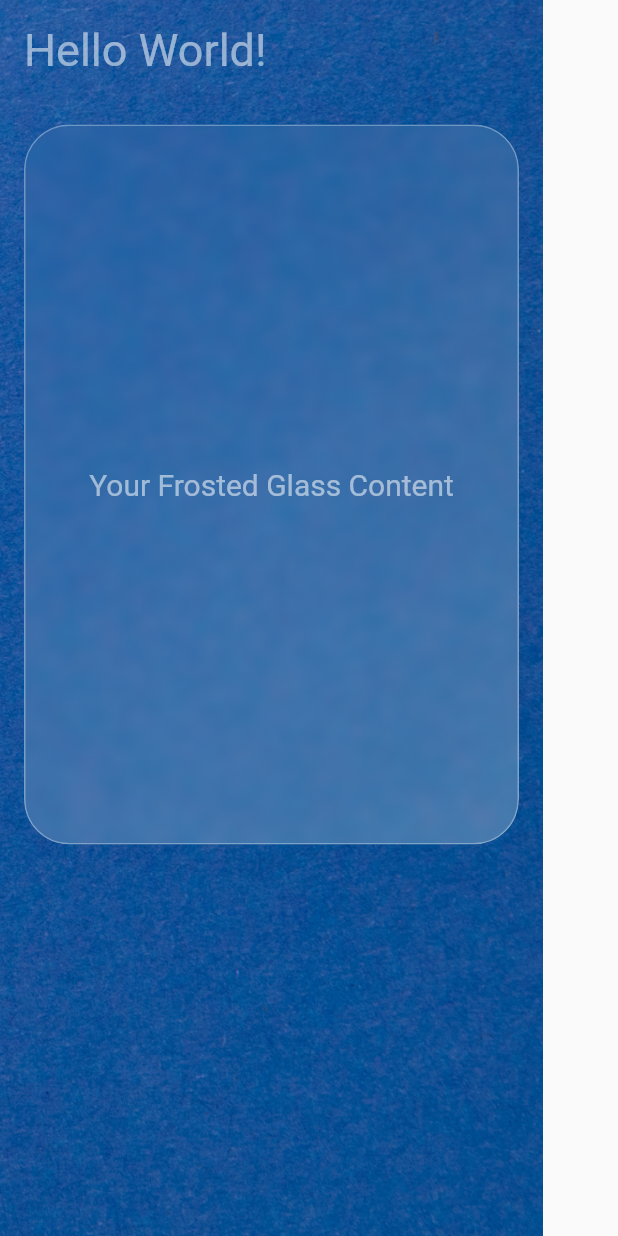
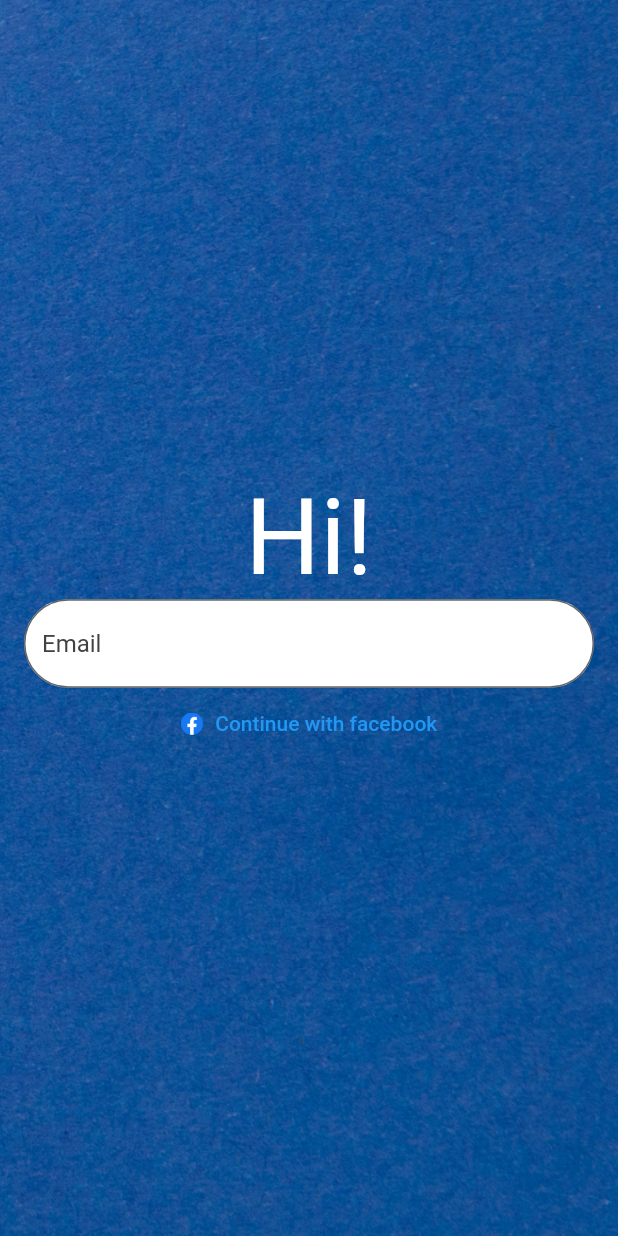
Before and after one commit to RusithHansana/Happening-Mobile-App, a Flutter app: the screen it shows after launch, on a phone screen of 412 x 824 dp. Run offline on Flutter 3.47's test engine with Material 2 defaults, Android fonts, the phone set to English and light mode, and no system bars.

Commit message:
Changed Everything.
recreated page and added email text field and a button

```diff
--- a/happening_app/login_pages/lib/components/frostedglass.dart
+++ /dev/null
@@ -1,56 +0,0 @@
-import 'package:flutter/material.dart';
-import 'dart:ui';
-
-class FrostedGlassBox extends StatelessWidget {
-  const FrostedGlassBox({
-    Key? key,
-    required this.theWidth,
-    required this.theHeight,
-    required this.theChild,
-  }) : super(key: key);
-
-  final theWidth;
-  final theHeight;
-  final theChild;
-
-  @override
-  Widget build(BuildContext context) {
-    return ClipRRect(
-      borderRadius: BorderRadius.circular(30),
-      child: Container(
-        width: theWidth,
-        height: theHeight,
-        color: Colors.transparent,
-        child: Stack(
-          children: [
-            //Blur
-            BackdropFilter(
-              filter: ImageFilter.blur(
-                sigmaX: 4.0,
-                sigmaY: 4.0,
-              ),
-              child: Container(),
-            ),
-            //gradient
-            Container(
-              decoration: BoxDecoration(
-                borderRadius: BorderRadius.circular(30),
-                border: Border.all(color: Color.fromARGB(82, 255, 255, 255)),
-                gradient: LinearGradient(
-                  begin: Alignment.topLeft,
-                  end: Alignment.bottomRight,
-                  colors: [
-                    Colors.white.withOpacity(0.05),
-                    Colors.white.withOpacity(0.25),
-                  ],
-                ),
-              ),
-            ),
-            //child
-            Center(child: theChild,)
-          ],
-        ),
-      ),
-    );
-  }
-}
--- a/happening_app/login_pages/lib/main.dart
+++ b/happening_app/login_pages/lib/main.dart
@@ -1,5 +1,7 @@
 import 'package:flutter/material.dart';
-import 'package:login_pages/pages/login_page.dart';
+
+import 'package:login_pages/screens/login.dart';
+
 
 
 void main() {
@@ -13,7 +15,7 @@ class MyApp extends StatelessWidget {
   Widget build(BuildContext context) {
     return const MaterialApp(
       debugShowCheckedModeBanner: false,
-      home: LoginPage(),
+      home: Login(),
     );
   }
 }
--- a/happening_app/login_pages/lib/pages/login_page.dart
+++ /dev/null
@@ -1,45 +0,0 @@
-import 'package:flutter/material.dart';
-import 'package:login_pages/components/frostedglass.dart';
-
-class LoginPage extends StatelessWidget {
-  const LoginPage({super.key});
-
-  @override
-  Widget build(BuildContext context) {
-    return Scaffold(
-      body: Container(
-        decoration: const BoxDecoration(
-          image: DecorationImage(
-            image: AssetImage("assets/images/bg.jpg"),
-            fit: BoxFit.cover,
-          ),
-        ),
-        child: const Column(
-          crossAxisAlignment: CrossAxisAlignment.start,
-          children: [
-            Padding(
-              padding: EdgeInsets.all(16.0),
-              child: Text(
-                'Hello World!',
-                style: TextStyle(color: Colors.white54, fontSize: 30),
-              ),
-            ),
-            Padding(
-              padding: EdgeInsets.all(16.0),
-              child: FrostedGlassBox(
-                theWidth: 330.0,
-                theHeight: 480.0,
-                theChild: Center(
-                  child: Text(
-                    'Your Frosted Glass Content',
-                    style: TextStyle(color: Colors.white54, fontSize: 20),
-                  ),
-                ),
-              ),
-            ),
-          ],
-        ),
-      ),
-    );
-  }
-}
--- /dev/null
+++ b/happening_app/login_pages/lib/screens/login.dart
@@ -0,0 +1,51 @@
+import 'package:flutter/material.dart';
+
+class Login extends StatelessWidget {
+  const Login({super.key});
+
+  @override
+  Widget build(BuildContext context) {
+    return Scaffold(
+      body: Container(
+        decoration: const BoxDecoration(
+          image: DecorationImage(
+            image: AssetImage(
+              'assets/images/bg.jpg',
+            ),
+            fit: BoxFit.cover,
+          ),
+        ),
+        child: Padding(
+          padding: const EdgeInsets.symmetric(horizontal: 16),
+          child: Center(
+            child: Column(
+              mainAxisSize: MainAxisSize.min,
+              children: [
+                const Text(
+                  'Hi!',
+                  style: TextStyle(color: Colors.white, fontSize: 70),
+                ),
+                TextField(
+                  decoration: InputDecoration(
+                    border: OutlineInputBorder(
+                      borderRadius: BorderRadius.circular(30.0),
+                    ),
+                    filled: true,
+                    hintStyle: TextStyle(color: Colors.grey[800]),
+                    hintText: "Email",
+                    fillColor: Colors.white,
+                  ),
+                ),
+                TextButton.icon(
+                  onPressed: () {},
+                  icon: Image.asset('assets/images/facebook.png', width: 15,),
+                  label: const Text('Continue with facebook'),
+                ),
+              ],
+            ),
+          ),
+        ),
+      ),
+    );
+  }
+}
```
